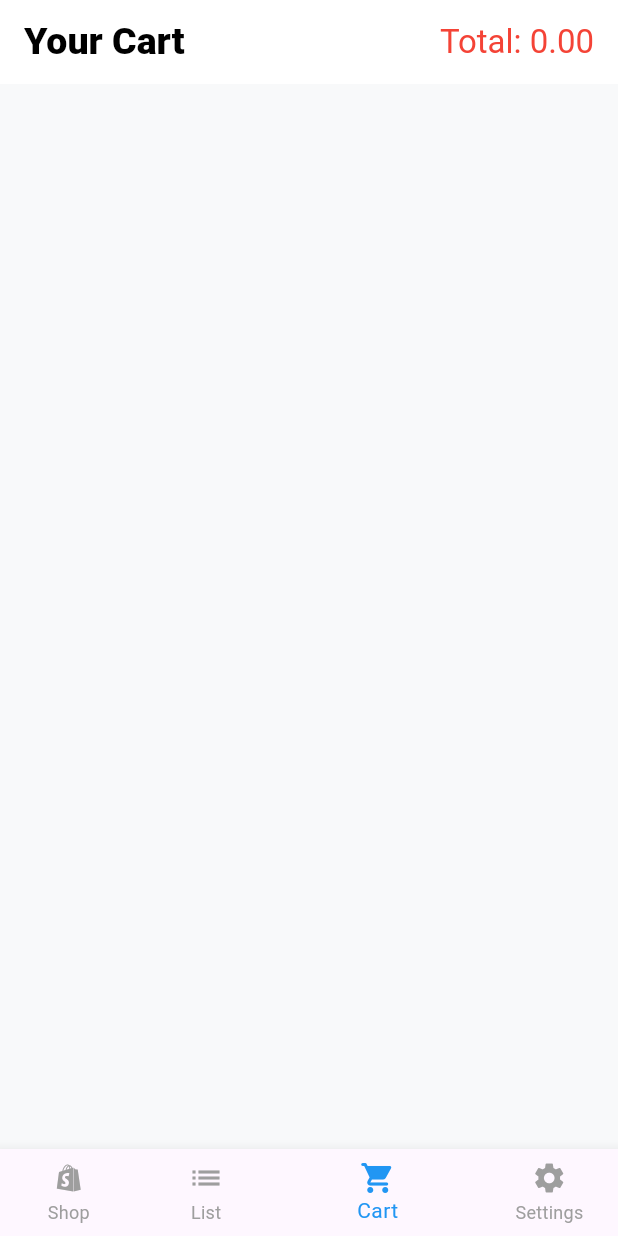
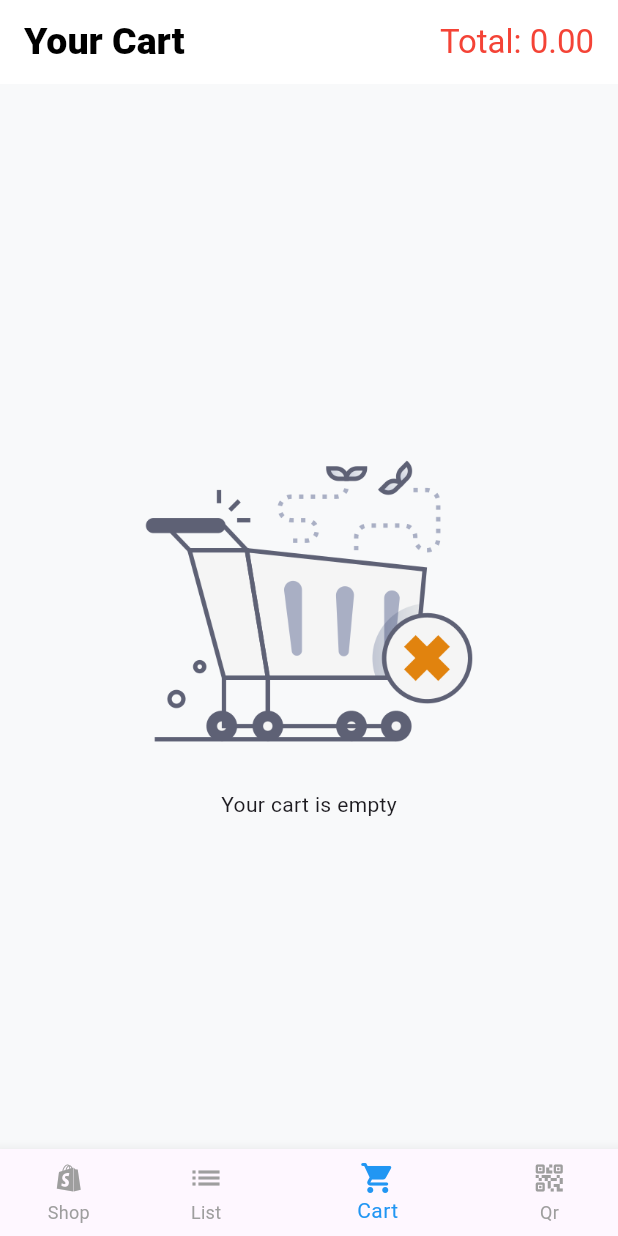
Before and after one commit to bawantha2001/blind_view, a Flutter app: the screen it shows after launch, item 3 of the bottom bar chosen, on a phone screen of 412 x 824 dp. Run offline on Flutter 3.47's test engine with Material 3 defaults, Android fonts, the phone set to English and light mode, and no system bars; our stand-ins replace dio, flutter_tts, pretty_dio_logger, shared_preferences; missing offline and left inert: mobile_scanner, shake, voice_to_text; network calls fail.

Commit message:
All Items added

```diff
--- a/lib/main.dart
+++ b/lib/main.dart
@@ -3,9 +3,11 @@ import 'package:blind_view/screen/main_screen/main_screen.dart';
 import 'package:flutter/material.dart';
 import 'package:provider/provider.dart';
 
-void main() {
+void main() async{
+  WidgetsFlutterBinding.ensureInitialized();
   runApp(
-    MultiProvider(providers: [
+    MultiProvider(
+      providers: [
       ChangeNotifierProvider(create: (context) => ShoppingProvider(),),
     ],
     child: MyApp(),
--- a/lib/models/cartItem.dart
+++ b/lib/models/cartItem.dart
@@ -14,4 +14,11 @@ class CartItem{
         itemPrice: data['itemPrice']
     );
   }
+
+  Map<String, dynamic> toJson() => {
+    'itemCode': itemCode,
+    'itemName': itemName,
+    'itemPrice': itemPrice,
+    'itemQuantity': itemQuantity,
+  };
 }
--- a/lib/screen/cart_screen/cart_screen.dart
+++ b/lib/screen/cart_screen/cart_screen.dart
@@ -3,7 +3,6 @@ import 'package:provider/provider.dart';
 import 'package:shake/shake.dart';
 
 import '../../providers/shopping_provider.dart';
-import '../shop_screen/mobileScanner_Screen/scanner_screen.dart';
 
 class CartScreen extends StatefulWidget {
   const CartScreen({super.key});
@@ -24,7 +23,7 @@ class _CartScreenState extends State<CartScreen> {
         onPhoneShake: (event) {
           switch (event.direction){
             case ShakeDirection.x:
-              print("left right detected");
+              Provider.of<ShoppingProvider>(context,listen: false).loadCartfav();
               break;
             case ShakeDirection.y:
               print("left right detected");
@@ -70,14 +69,27 @@ class _CartScreenState extends State<CartScreen> {
             Text("Your Cart",style: TextStyle(color: Colors.black,fontSize: 25,fontWeight: FontWeight.w800)),
             Spacer(),
             Consumer<ShoppingProvider>(builder: (BuildContext context, shopping, Widget? child) {
-              return Text("Total: ${shopping.total.toDouble().toStringAsFixed(2)}",style: TextStyle(color: Colors.red),);
+              return Row(
+                children: [
+                  shopping.cart.isNotEmpty?GestureDetector(
+                      child: Icon(Icons.favorite_border),
+                    onTap: (){
+                        Provider.of<ShoppingProvider>(context,listen: false).saveCartinFav(shopping.cart);
+                    },
+                  ):SizedBox(),
+                  SizedBox(width: 10,),
+                  Text("Total: ${shopping.total.toDouble().toStringAsFixed(2)}",style: TextStyle(color: Colors.red),),
+                ],
+              );
             }),
+
             // GestureDetector(
             //   onTap: (){
             //     Navigator.push(context, MaterialPageRoute(builder: (context) => ScannerScreen(),));
             //   },
             //     child: Icon(Icons.qr_code,size: 30,color: Colors.blue,)
             // )
+
           ],
         ),
       ),
@@ -85,7 +97,7 @@ class _CartScreenState extends State<CartScreen> {
         color: Color.fromRGBO(248, 249, 250, 1),
         padding: EdgeInsets.symmetric(horizontal:20,vertical: 15),
         child: Consumer<ShoppingProvider>(builder: (context, shopping, child) {
-          return GridView.builder(itemCount: shopping.cart.length,gridDelegate: SliverGridDelegateWithFixedCrossAxisCount(
+          return shopping.cart.isNotEmpty?GridView.builder(itemCount: shopping.cart.length,gridDelegate: SliverGridDelegateWithFixedCrossAxisCount(
               crossAxisCount: 2,mainAxisSpacing: 10,crossAxisSpacing: 10),
             itemBuilder: (context, index) {
               return Container(
@@ -116,15 +128,37 @@ class _CartScreenState extends State<CartScreen> {
                             crossAxisAlignment: CrossAxisAlignment.start,
                           ),
                           Spacer(),
-                          Text("${shopping.cart.elementAt(index).itemQuantity}",style: TextStyle(color: Colors.red,fontWeight: FontWeight.w800),),
+                          Row(
+                            children: [
+                              Text("${shopping.cart.elementAt(index).itemQuantity}",style: TextStyle(color: Colors.blue,fontWeight: FontWeight.w800),),
+                              SizedBox(width: 10,),
+                              GestureDetector(
+                                onTap: (){
+                                  Provider.of<ShoppingProvider>(context,listen: false).removeCart(index);
+                                },
+                                  child: Icon(Icons.delete,size: 30,))
+                            ],
+                          ),
                         ],
                       ),
                     )
                   ],
                 ),
               );
-            },);
-        },),
+            },
+          ):Container(
+            width: MediaQuery.of(context).size.width,
+            child: Column(
+              mainAxisAlignment: MainAxisAlignment.center,
+              crossAxisAlignment: CrossAxisAlignment.center,
+              children: [
+                Image.asset("assets/images/cart_screen.png",width: 250,height: 250,),
+                Text("Your cart is empty"),
+              ],
+            ),
+          );
+        },
+        ),
       ),
     );
   }
--- a/lib/screen/list_screen/widgets/products_screen.dart
+++ b/lib/screen/list_screen/widgets/products_screen.dart
@@ -1,4 +1,5 @@
 import 'package:blind_view/providers/shopping_provider.dart';
+import 'package:blind_view/services/voice_service.dart';
 import 'package:flutter/material.dart';
 import 'package:provider/provider.dart';
 import 'package:voice_to_text/voice_to_text.dart';
@@ -33,6 +34,7 @@ class _ProductsScreenState extends State<ProductsScreen> {
         print(_voiceToText.speechResult);
         Provider.of<ShoppingProvider>(context,listen: false).categorizedItems[widget.catergory]!.forEach((element) {
           if(element.itemName!.toLowerCase() == catName.toLowerCase()){
+            VoiceService().speak("${element.itemName} added to the cart");
             Provider.of<ShoppingProvider>(context,listen: false).addItemToCart(element, 1);
           }
         },
@@ -84,7 +86,12 @@ class _ProductsScreenState extends State<ProductsScreen> {
           return GridView.builder(itemCount: shopping.categorizedItems[widget.catergory]?.length??0,gridDelegate: SliverGridDelegateWithFixedCrossAxisCount(
               crossAxisCount: 2,mainAxisSpacing: 10,crossAxisSpacing: 10),
             itemBuilder: (context, index) {
-            return Container(
+            return GestureDetector(
+              onTap: (){
+                VoiceService().speak("${shopping.categorizedItems[widget.catergory]!.elementAt(index).itemName} added to the Cart");
+                Provider.of<ShoppingProvider>(context,listen: false).addItemToCart(shopping.categorizedItems[widget.catergory]!.elementAt(index), 1);
+              },
+              child: Container(
                 decoration: BoxDecoration(
                     color: Colors.white,
                     borderRadius: BorderRadius.circular(10),
@@ -119,6 +126,7 @@ class _ProductsScreenState extends State<ProductsScreen> {
                     )
                   ],
                 ),
+              ),
             );
           },);
         },),
--- a/lib/screen/main_screen/main_screen.dart
+++ b/lib/screen/main_screen/main_screen.dart
@@ -1,10 +1,9 @@
-import 'package:blind_view/providers/shopping_provider.dart';
 import 'package:blind_view/screen/cart_screen/cart_screen.dart';
-import 'package:blind_view/screen/settings_screen/settings_screen.dart';
 import 'package:flutter/material.dart';
-import 'package:provider/provider.dart';
 
+import '../../services/voice_service.dart';
 import '../list_screen/list_screen.dart';
+import '../shop_screen/mobileScanner_Screen/scanner_screen.dart';
 import '../shop_screen/shop_screen.dart';
 
 class MainScreen extends StatefulWidget {
@@ -23,11 +22,18 @@ class _MainScreenState extends State<MainScreen> {
     });
   }
 
+  @override
+  void initState() {
+    // TODO: implement initState
+    super.initState();
+    VoiceService().speak("Welcome to Shop Eyes");
+  }
+
   List<Widget> screens = [
     ShopScreen(),
     ListScreen(),
     CartScreen(),
-    SettingsScreen()
+    ScannerScreen()
   ];
 
   @override
@@ -43,7 +49,7 @@ class _MainScreenState extends State<MainScreen> {
             BottomNavigationBarItem(icon: Icon(Icons.shopify_rounded),label: "Shop" ),
             BottomNavigationBarItem(icon: Icon(Icons.list),label: "List" ),
             BottomNavigationBarItem(icon: Icon(Icons.shopping_cart_rounded),label: "Cart" ),
-            BottomNavigationBarItem(icon: Icon(Icons.settings),label: "Settings" ),
+            BottomNavigationBarItem(icon: Icon(Icons.qr_code_2_rounded),label: "Qr" ),
           ],
         enableFeedback: true,
         currentIndex: current_screen,
--- a/lib/services/dio_client.dart
+++ b/lib/services/dio_client.dart
@@ -9,7 +9,7 @@ class DioClient {
 
   DioClient._internal(){
     final options = BaseOptions(
-      baseUrl: "http://10.174.206.178:8070",
+      baseUrl: "http://192.168.8.101:8070",
       connectTimeout: Duration(seconds: 10),
       receiveTimeout: Duration(seconds: 10),
       sendTimeout: Duration(seconds: 10),
@@ -33,7 +33,6 @@ class DioClient {
     //     return handler.next(options);
     //   },
     // ));
-
   }
 
 }
--- /dev/null
+++ b/lib/services/voice_service.dart
@@ -0,0 +1,10 @@
+import 'package:flutter_tts/flutter_tts.dart';
+
+class VoiceService{
+  FlutterTts flutterTts = FlutterTts();
+
+  Future speak(String word) async{
+    await flutterTts.speak(word);
+  }
+
+}
```
Also changed, not shown: lib/providers/shopping_provider.dart (+51 -1 lines), lib/screen/list_screen/list_screen.dart (+16 -4 lines), lib/screen/settings_screen/settings_screen.dart (deleted, +0 -15 lines), lib/screen/shop_screen/mobileScanner_Screen/scanner_screen.dart (+0 -21 lines), lib/screen/shop_screen/shop_screen.dart (+2 -5 lines), pubspec.yaml (+3 -32 lines), assets/images/cart_screen.png (added), assets/images/images.png (added), pubspec.lock, 4 other files. Lines whose indentation alone changed are shown as unchanged.
